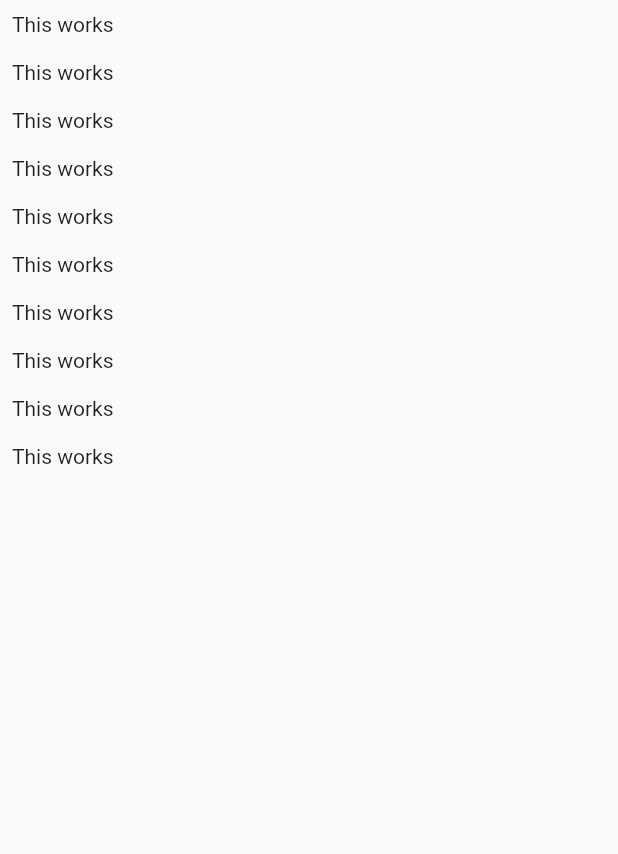
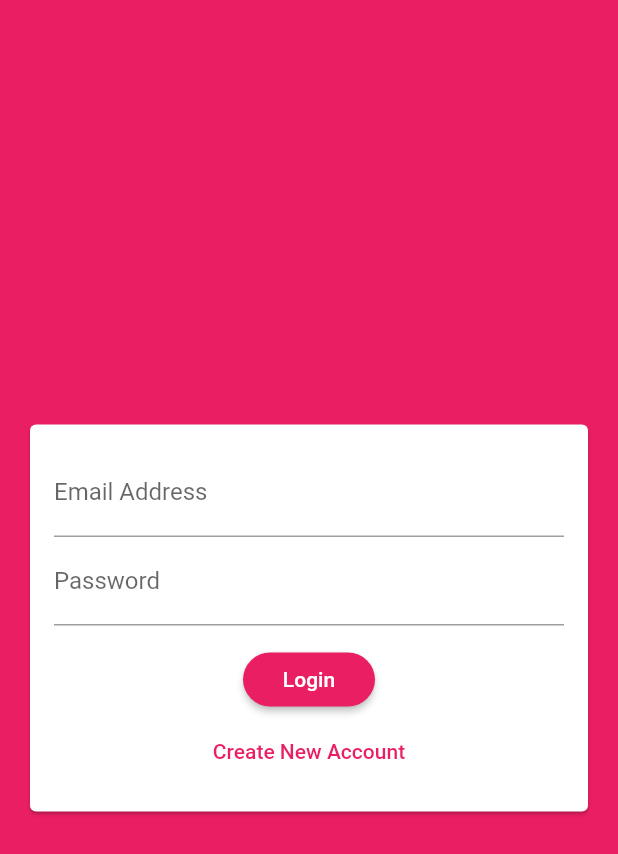
Before and after one commit to brunocamboim/flutter-and-dart, a Flutter app: the screen it shows after launch, on a phone screen of 412 x 824 dp. Shown: the top 854 px of the screen. Run offline on Flutter 3.47's test engine with Material 2 defaults, Android fonts, the phone set to English and light mode, and no system bars; our stand-ins replace cloud_firestore, firebase_auth, google_maps_flutter, image_picker, location, shared_preferences and 1 more; accounts and stored records are empty.

Commit message:
authenticate users and streams

```diff
--- a/chat/lib/main.dart
+++ b/chat/lib/main.dart
@@ -1,6 +1,8 @@
 import 'package:flutter/material.dart';
+import 'package:firebase_auth/firebase_auth.dart';
 
 import './screens/chat_screen.dart';
+import './screens/auth_screen.dart';
 
 void main() {
   runApp(MyApp());
@@ -12,9 +14,27 @@ class MyApp extends StatelessWidget {
     return MaterialApp(
       title: 'Flutter Demo',
       theme: ThemeData(
-        primarySwatch: Colors.blue,
+        primarySwatch: Colors.pink,
+        backgroundColor: Colors.pink,
+        accentColor: Colors.deepPurple,
+        accentColorBrightness: Brightness.dark,
+        buttonTheme: ButtonTheme.of(context).copyWith(
+          buttonColor: Colors.pink,
+          textTheme: ButtonTextTheme.primary,
+          shape: RoundedRectangleBorder(
+            borderRadius: BorderRadius.circular(20)
+          )
+        )
       ),
-      home: ChatScreen(),
+      home: StreamBuilder(
+        stream: FirebaseAuth.instance.onAuthStateChanged,
+        builder: (ctx, userSnapshot) {
+          if (userSnapshot.hasData) {
+            return ChatScreen();
+          }
+          return AuthScreen();
+        },
+      ),
     );
   }
 }
--- a/chat/lib/screens/auth_screen.dart
+++ b/chat/lib/screens/auth_screen.dart
@@ -0,0 +1,70 @@
+import 'package:flutter/material.dart';
+import 'package:firebase_auth/firebase_auth.dart';
+import 'package:flutter/services.dart';
+import 'package:cloud_firestore/cloud_firestore.dart';
+
+import '../widgets/auth/auth_form.dart';
+
+class AuthScreen extends StatefulWidget {
+  @override
+  _AuthScreenState createState() => _AuthScreenState();
+}
+
+class _AuthScreenState extends State<AuthScreen> {
+  final _auth = FirebaseAuth.instance;
+  var _isLoading = false;
+
+  Future<void> _submitAuthForm(
+    String email,
+    String password,
+    String username,
+    bool isLogin,
+    BuildContext ctx
+  ) async {
+    AuthResult authResult;
+
+    try {
+      setState(() {
+        _isLoading = true;
+      });
+      if (isLogin) {
+        authResult = await _auth.signInWithEmailAndPassword(email: email, password: password);
+      } else {
+        authResult = await _auth.createUserWithEmailAndPassword(email: email, password: password);
+      }
+
+      await Firestore.instance.collection('users').document(authResult.user.uid).setData({
+        'username': username,
+        'email': email
+      });
+    } on PlatformException catch (err) {
+      var message = 'An error occurred, plase check your credentials';
+
+      if (err.message != null) {
+        message = err.message;
+      }
+
+      ScaffoldMessenger.of(ctx).showSnackBar(
+        SnackBar(
+          content: Text(message),
+          backgroundColor: Theme.of(ctx).errorColor
+        ),
+      );
+
+    } catch (err) {
+      print(err);
+    } finally {
+      setState(() {
+        _isLoading = false;
+      });
+    }
+  }
+
+  @override
+  Widget build(BuildContext context) {
+    return Scaffold(
+      backgroundColor: Theme.of(context).primaryColor,
+      body: AuthForm(_submitAuthForm, _isLoading),
+    );
+  }
+}
--- /dev/null
+++ b/chat/lib/widgets/auth/auth_form.dart
@@ -0,0 +1,117 @@
+import 'package:flutter/material.dart';
+
+class AuthForm extends StatefulWidget {
+  final void Function(String email, String password, String username, bool isLogin, BuildContext ctx) submitFn;
+  final bool isLoading;
+
+  AuthForm(this.submitFn, this.isLoading);
+
+  @override
+  _AuthFormState createState() => _AuthFormState();
+}
+
+class _AuthFormState extends State<AuthForm> {
+  final _formKey = GlobalKey<FormState>();
+  var _isLogin = true;
+  var _userEmail = '';
+  var _userName = '';
+  var _userPassword = '';
+
+  void trySubmit() {
+    final isValid = _formKey.currentState.validate();
+    FocusScope.of(context).unfocus();
+    if (isValid) {
+      _formKey.currentState.save();
+      widget.submitFn(_userEmail.trim(), _userName.trim(), _userPassword.trim(), _isLogin, context);
+    }
+  }
+
+  @override
+  Widget build(BuildContext context) {
+    return Center(
+      child: Card(
+        margin: EdgeInsets.all(20),
+        child: SingleChildScrollView(
+          child: Padding(
+            padding: EdgeInsets.all(16),
+            child: Form(
+              key: _formKey,
+              child: Column(
+                mainAxisSize: MainAxisSize.min,
+                children: [
+                  TextFormField(
+                    key: ValueKey('email'),
+                    validator: (value) {
+                      if (value.isEmpty || !value.contains('@')) {
+                        return 'Please enter a valid email address.';
+                      }
+                      return null;
+                    },
+                    keyboardType: TextInputType.emailAddress,
+                    decoration: InputDecoration(
+                      labelText: 'Email Address'
+                    ),
+                    onSaved: (value) {
+                      _userEmail = value;
+                    },
+                  ),
+                  if (!_isLogin)
+                    TextFormField(
+                      key: ValueKey('username'),
+                      validator: (value) {
+                        if (value.isEmpty || value.length < 4) {
+                          return 'Please enter at least 4 characters.';
+                        }
+                        return null;
+                      },
+                      decoration: InputDecoration(
+                        labelText: 'Username'
+                      ),
+                      onSaved: (value) {
+                        _userName = value;
+                      },
+                    ),
+
+                  TextFormField(
+                    key: ValueKey('password'),
+                    validator: (value) {
+                      if (value.isEmpty || value.length < 7) {
+                        return 'Password must be at least 7 characters long.';
+                      }
+                      return null;
+                    },
+                    obscureText: true,
+                    decoration: InputDecoration(
+                      labelText: 'Password'
+                    ),
+                    onSaved: (value) {
+                      _userPassword = value;
+                    },
+                  ),
+                  SizedBox(
+                    height: 12,
+                  ),
+                  if (widget.isLoading) CircularProgressIndicator(),
+                  if (!widget.isLoading)
+                    RaisedButton(
+                      child: Text(_isLogin ? 'Login' : 'Signup'),
+                      onPressed: trySubmit,
+                    ),
+                  FlatButton(
+                    textColor: Theme.of(context).primaryColor,
+                    child: Text(_isLogin ? 'Create New Account' : 'I already have an account'),
+                    onPressed: () {
+                      setState(() {
+                        _isLogin = !_isLogin;
+                      });
+                    },
+                  )
+                ],
+              ),
+            ),
+          ),
+        ),
+      )
+    );
+  }
+}
--- a/chat/pubspec.yaml
+++ b/chat/pubspec.yaml
@@ -23,6 +23,9 @@ environment:
 dependencies:
   flutter:
     sdk: flutter
+
+  cloud_firestore: ^0.13.5
+  firebase_auth: 0.16.1
 
 
   # The following adds the Cupertino Icons font to your application.
```
Also changed, not shown: chat/lib/screens/chat_screen.dart (+50 -5 lines), chat/lib/widgets/chat/messages.dart (added, +21 -0 lines), chat/lib/widgets/chat/new_message.dart (added, +15 -0 lines), chat/pubspec.lock, 1 other file.
